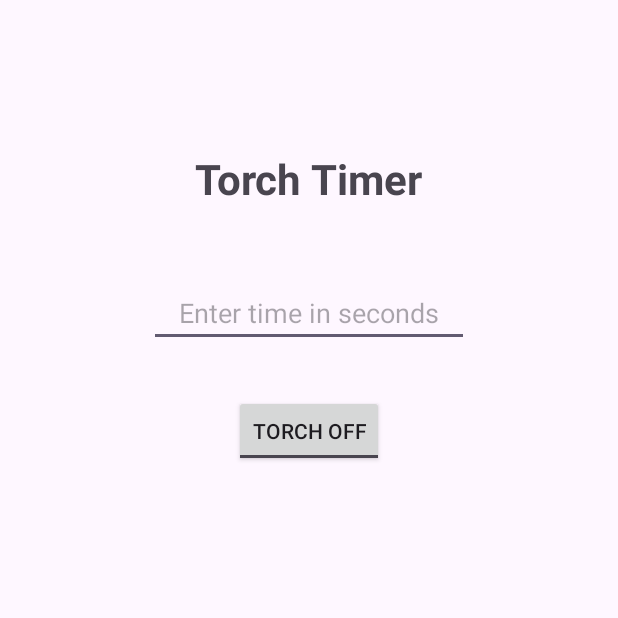
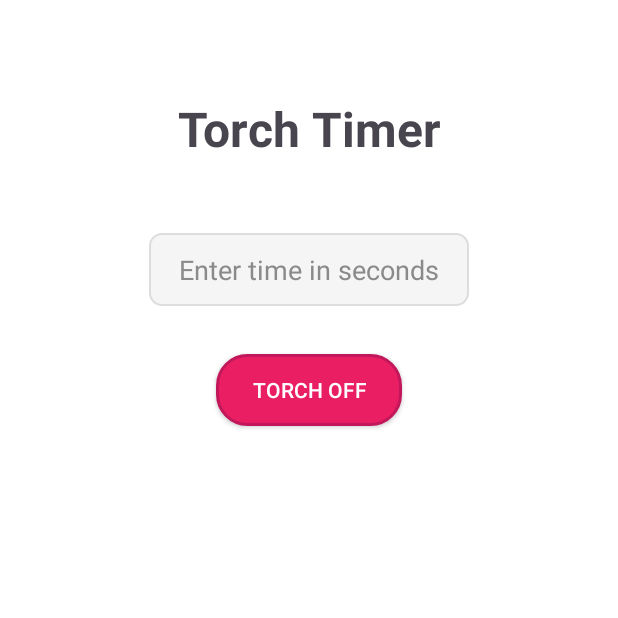
Before and after one commit to Paulastya2007/Torch_Timer, an Android app: the screen it shows after launch (MainActivity), on a phone screen of 412 x 824 dp, the top half of it. Run offline under Robolectric (Android 15) with nearby library versions, the phone set to English and light mode, and no system bars.

Commit message:
added some styles

```diff
--- a/app/src/main/java/in/paulastya/something/jeedropper/MainActivity.kt
+++ b/app/src/main/java/in/paulastya/something/jeedropper/MainActivity.kt
@@ -24,7 +24,7 @@ class MainActivity : AppCompatActivity() {
         try {
             val cameraManager = getSystemService(Context.CAMERA_SERVICE) as CameraManager
             val cameraId = cameraManager.cameraIdList[0] // Assuming back camera has flash
-                cameraManager.setTorchMode(cameraId, isTorchOn)
+            cameraManager.setTorchMode(cameraId, isTorchOn)
 
         } catch (e: CameraAccessException) {
             e.printStackTrace()
--- /dev/null
+++ b/app/src/main/res/drawable/rounded_edittext_bg.xml
@@ -0,0 +1,6 @@
+<?xml version="1.0" encoding="utf-8"?>
+<shape xmlns:android="http://schemas.android.com/apk/res/android">
+    <corners android:radius="8dp" />
+    <solid android:color="#F5F5F5" />
+    <stroke android:width="1dp" android:color="#DDDDDD" />
+</shape>
--- /dev/null
+++ b/app/src/main/res/drawable/toggle_button_selector.xml
@@ -0,0 +1,10 @@
+<?xml version="1.0" encoding="utf-8"?>
+<selector xmlns:android="http://schemas.android.com/apk/res/android">
+    <item android:state_checked="true"
+        android:drawable="@drawable/toggle_on_bg" />
+
+    <item android:state_checked="false"
+        android:drawable="@drawable/toggle_off_bg" />
+
+    <item android:drawable="@drawable/toggle_off_bg" />
+</selector>
--- /dev/null
+++ b/app/src/main/res/drawable/toggle_off_bg.xml
@@ -0,0 +1,6 @@
+<?xml version="1.0" encoding="utf-8"?>
+<shape xmlns:android="http://schemas.android.com/apk/res/android"
+    android:shape="rectangle">
+    <solid android:color="#E91E63" /> <corners android:radius="20dp" />
+    <stroke android:width="2dp" android:color="#C2185B" />
+</shape>
--- /dev/null
+++ b/app/src/main/res/drawable/toggle_on_bg.xml
@@ -0,0 +1,6 @@
+<?xml version="1.0" encoding="utf-8"?>
+<shape xmlns:android="http://schemas.android.com/apk/res/android"
+    android:shape="rectangle">
+    <solid android:color="#4CAF50" /> <corners android:radius="20dp" />
+    <stroke android:width="2dp" android:color="#388E3C" />
+</shape>
--- a/app/src/main/res/layout/activity_main.xml
+++ b/app/src/main/res/layout/activity_main.xml
@@ -5,22 +5,18 @@
     android:id="@+id/main"
     android:layout_width="match_parent"
     android:layout_height="match_parent"
-    tools:context=".MainActivity">
+    android:padding="24dp"  tools:context=".MainActivity">
 
-    <!-- Torch Timer Title -->
     <TextView
         android:id="@+id/textView2"
         android:layout_width="wrap_content"
         android:layout_height="wrap_content"
         android:text="Torch Timer"
-        android:textSize="28sp"
-        android:textStyle="bold"
-        android:layout_marginTop="100dp"
-        app:layout_constraintEnd_toEndOf="parent"
+        android:textSize="32sp"   android:textStyle="bold"
+        android:layout_marginTop="64dp"  app:layout_constraintEnd_toEndOf="parent"
         app:layout_constraintStart_toStartOf="parent"
         app:layout_constraintTop_toTopOf="parent" />
 
-    <!-- Input Field for Time -->
     <EditText
         android:id="@+id/editTextNumberSigned"
         android:layout_width="wrap_content"
@@ -29,12 +25,13 @@
         android:ems="10"
         android:gravity="center"
         android:inputType="numberSigned"
+        android:textColor="@color/black"
+        android:background="@drawable/rounded_edittext_bg" android:padding="12dp"
         android:hint="Enter time in seconds"
-        app:layout_constraintEnd_toEndOf="parent"
+        android:textColorHint="#8A8A8A" app:layout_constraintEnd_toEndOf="parent"
         app:layout_constraintStart_toStartOf="parent"
         app:layout_constraintTop_toBottomOf="@id/textView2" />
 
-    <!-- Toggle Button for Torch -->
     <ToggleButton
         android:id="@+id/toggleButton"
         android:layout_width="wrap_content"
@@ -43,11 +40,12 @@
         android:textOn="Torch ON"
         android:textOff="Torch OFF"
         android:text="Torch"
+        android:background="@drawable/toggle_button_selector" android:textColor="@android:color/white" android:paddingLeft="24dp"
+        android:paddingRight="24dp"
         app:layout_constraintEnd_toEndOf="parent"
         app:layout_constraintStart_toStartOf="parent"
         app:layout_constraintTop_toBottomOf="@id/editTextNumberSigned" />
 
-    <!-- Status/Result TextView (initially invisible) -->
     <TextView
         android:id="@+id/textView"
         android:layout_width="wrap_content"
@@ -55,7 +53,7 @@
         android:layout_marginTop="48dp"
         android:text="Timer running..."
         android:textSize="18sp"
-        android:visibility="invisible"
+        android:textStyle="italic"  android:textColor="#555555" android:visibility="invisible"
         app:layout_constraintEnd_toEndOf="parent"
         app:layout_constraintStart_toStartOf="parent"
         app:layout_constraintTop_toBottomOf="@id/toggleButton" />
--- a/app/src/main/res/values-night/themes.xml
+++ b/app/src/main/res/values-night/themes.xml
@@ -3,5 +3,9 @@
     <style name="Base.Theme.Something" parent="Theme.Material3.DayNight.NoActionBar">
         <!-- Customize your dark theme here. -->
         <!-- <item name="colorPrimary">@color/my_dark_primary</item> -->
+        <item name="colorPrimary">@color/primaryColor</item>
+        <item name="colorPrimaryVariant">@color/primaryVariant</item>
+        <item name="colorSecondary">@color/secondaryColor</item>
+
     </style>
 </resources>
--- a/app/src/main/res/values/colors.xml
+++ b/app/src/main/res/values/colors.xml
@@ -2,4 +2,14 @@
 <resources>
     <color name="black">#FF000000</color>
     <color name="white">#FFFFFFFF</color>
+    <color name="primaryColor">#2196F3</color>
+    <color name="primaryVariant">#1976D2</color>
+    <color name="secondaryColor">#FFC107</color>
+    <color name="textColorPrimary">#000000</color>
+    <color name="textColorSecondary">#757575</color>
+    <color name="backgroundColor">#FFFFFF</color>
+    <color name="buttonColor">@color/primaryColor</color>
+    <color name="borderColor">#CCCCCC</color>
+    <color name="successGreen">#4CAF50</color>
+    <color name="errorRed">#F44336</color>
 </resources>
--- a/app/src/main/res/values/strings.xml
+++ b/app/src/main/res/values/strings.xml
@@ -1,3 +1,11 @@
 <resources>
-    <string name="app_name">Something</string>
+    <string name="app_name">Torch Timer</string>
+    <string name="torch_timer_title">Torch Timer</string>
+    <string name="enter_time_hint">Enter time in seconds</string>
+    <string name="torch_on_text">Torch ON</string>
+    <string name="torch_off_text">Torch OFF</string>
+    <string name="timer_running_status">Timer running...</string>
+    <string name="content_description_torch_icon">A torch or flashlight icon</string>
+    <string name="invalid_input_error">Please enter a valid number</string>
+    <string name="torch_activated_message">Torch has been turned on</string>
 </resources>
--- a/app/src/main/res/values/themes.xml
+++ b/app/src/main/res/values/themes.xml
@@ -3,6 +3,12 @@
     <style name="Base.Theme.Something" parent="Theme.Material3.DayNight.NoActionBar">
         <!-- Customize your light theme here. -->
         <!-- <item name="colorPrimary">@color/my_light_primary</item> -->
+        <item name="colorPrimary">@color/primaryColor</item>
+        <item name="colorPrimaryVariant">@color/primaryVariant</item>
+        <item name="colorSecondary">@color/secondaryColor</item>
+        <item name="android:colorBackground">@color/backgroundColor</item>
+        <item name="android:textColorPrimary">@color/textColorPrimary</item>
+
     </style>
 
     <style name="Theme.Something" parent="Base.Theme.Something" />
```
